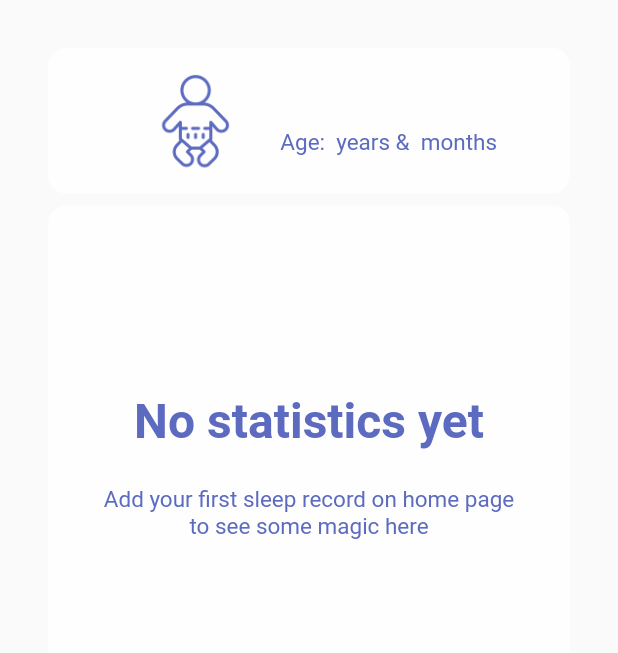
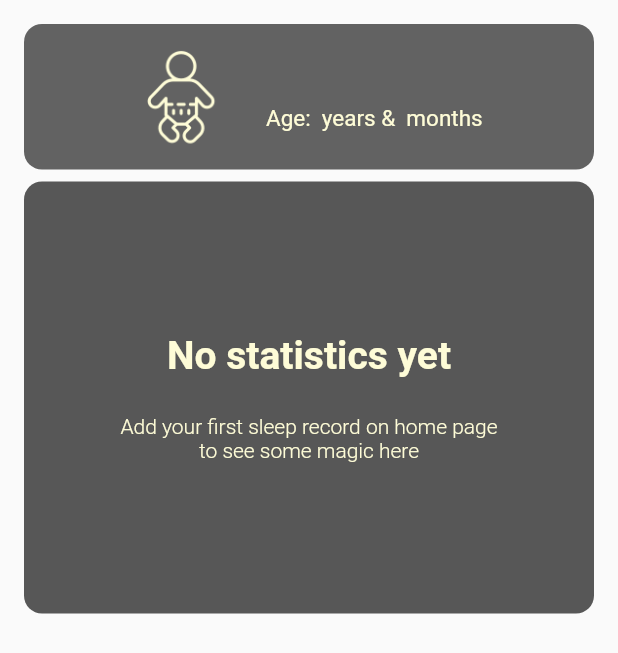
Before and after one commit to nonstappstudio/babymoon, a Flutter app: the StatisticsTab widget shown alone on an empty page, opened directly, on a phone screen of 412 x 824 dp. Shown: the top 653 px of the screen. Run offline on Flutter 3.47's test engine with Material 2 defaults, Android fonts, the phone set to English and light mode, and no system bars; our stand-ins replace flutter_form_builder, flutter_local_notifications, flutter_xlider, numberpicker, permission_handler, sembast; missing offline and left inert: age, audioplayer, notification_permissions; accounts and stored records are empty.

Commit message:
Final ui fixes

```diff
--- a/lib/ui/pages/first_launch_page.dart
+++ b/lib/ui/pages/first_launch_page.dart
@@ -109,7 +109,7 @@ class FirstLaunchPage extends StatelessWidget {
             inputType: InputType.date,
             resetIcon: Icon(Icons.close, color: AppStyle.accentColor),
             maxLines: 1,
-            onChanged: (value) => _birthday,
+            onChanged: (value) => _birthday = value,
             firstDate: DateTime(
               DateTime.now().year - 50,
               DateTime.now().month,
--- a/lib/ui/pages/home/lullabies_tab.dart
+++ b/lib/ui/pages/home/lullabies_tab.dart
@@ -41,7 +41,7 @@ class _LullabiesTabState extends State<LullabiesTab> {
         },
         icon: Icon(
           isPlay ? Icons.pause : Icons.play_arrow,
-          color: Colors.white
+          color: AppStyle.accentColor
         )
       );
   }
@@ -79,7 +79,7 @@ class _LullabiesTabState extends State<LullabiesTab> {
             padding: const EdgeInsets.all(8.0),
             child: Text(
               "Lullabies provided by Johnson's baby",
-              style: TextStyles.main,
+              style: TextStyles.formTextStyle,
             ),
           ),
           Space(64),
@@ -102,7 +102,7 @@ class _LullabiesTabState extends State<LullabiesTab> {
                     leading: _leadingIcon(index),
                     title: Text(
                       _lullabies.keys.toList()[index],
-                      style: TextStyles.mainWhite,
+                      style: TextStyles.formTextStyle,
                     ),
                   ),
                 );
--- a/lib/ui/pages/home/statistics_tab.dart
+++ b/lib/ui/pages/home/statistics_tab.dart
@@ -101,17 +101,17 @@ class _StatisticsTabState extends State<StatisticsTab> {
   }
 
   Widget get _noStatistics => Padding(
-    padding: const EdgeInsets.all(32.0),
+    padding: const EdgeInsets.all(16.0),
     child: Column(
       mainAxisAlignment: MainAxisAlignment.start,
       children: [
-        BabyCard(_user.baby, false),
+        BabyCard(_user.baby, true),
         Space(8.0),
         CardLayout(
           insidePadding: 24,
-          color: Colors.white.withOpacity(0.75),
+          color: AppStyle.backgroundColor.withOpacity(0.75),
           child: Container(
-            height: 300,
+            height: 240,
             width: MediaQuery.of(context).size.width,
             child: Column(
               mainAxisAlignment: MainAxisAlignment.center,
@@ -120,14 +120,18 @@ class _StatisticsTabState extends State<StatisticsTab> {
                   'No statistics yet',
                   textAlign: TextAlign.center,
                   style: TextStyles.whiteBoldText
-                        .copyWith(color: AppStyle.blueyColor, fontSize: 32),
+                        .copyWith(color: AppStyle.accentColor, fontSize: 26),
                 ),
                 Space(24),
                 Text(
                   'Add your first sleep record on home page\n'
                   'to see some magic here',
                   textAlign: TextAlign.center,
-                  style: TextStyles.cardContentStyle,
+                  style: TextStyles.cardContentStyle.copyWith(
+                    color: AppStyle.accentColor,
+                    fontSize: 14,
+                    fontWeight: FontWeight.w300
+                  ),
                 )
               ]
             )
--- a/lib/ui/pages/home_page.dart
+++ b/lib/ui/pages/home_page.dart
@@ -54,6 +54,7 @@ class _HomePageState extends State<HomePage> {
         elevation: 0,
         backgroundColor: AppStyle.backgroundColor,
         title: Text('Babymoon'),
+        centerTitle: true,
       ),
       body: Container(
         decoration: BoxDecoration(
```
Also changed, not shown: pubspec.lock.
